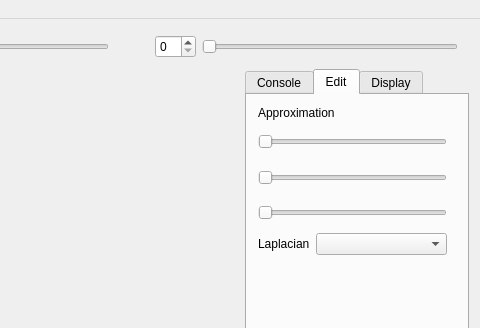
Before: the Qt Designer form ZGeometry/ZGeometry.ui in sunyzm/ZGeometry, drawn with Qt 5; both pictures show x 591 to 1071 and y 0 to 328 of the 1071 by 850 pixel window.
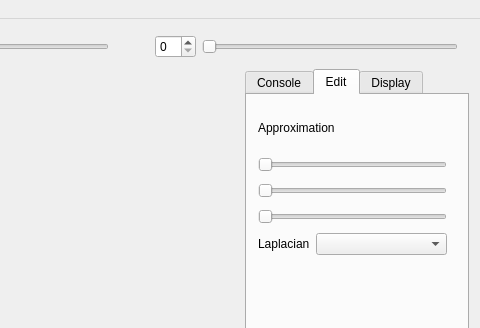
After: the same form once the commit is applied. Custom widgets are drawn as their Qt base class.

Diff of the .ui file:
```diff
--- a/ZGeometry/ZGeometry.ui
+++ b/ZGeometry/ZGeometry.ui
@@ -251,7 +251,7 @@
                <property name="minimumSize">
                 <size>
                  <width>0</width>
-                 <height>32</height>
+                 <height>20</height>
                 </size>
                </property>
                <property name="minimum">
@@ -279,7 +279,7 @@
                <property name="minimumSize">
                 <size>
                  <width>0</width>
-                 <height>32</height>
+                 <height>20</height>
                 </size>
                </property>
                <property name="minimum">
@@ -304,7 +304,7 @@
                <property name="minimumSize">
                 <size>
                  <width>0</width>
-                 <height>32</height>
+                 <height>20</height>
                 </size>
                </property>
                <property name="minimum">
```
